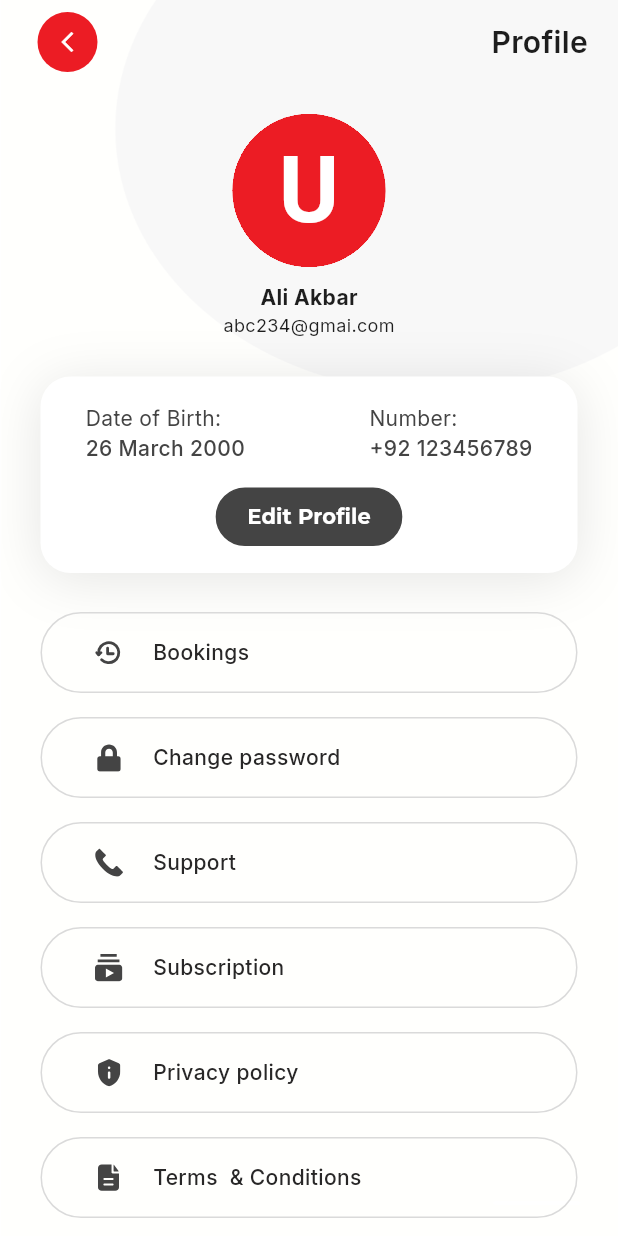
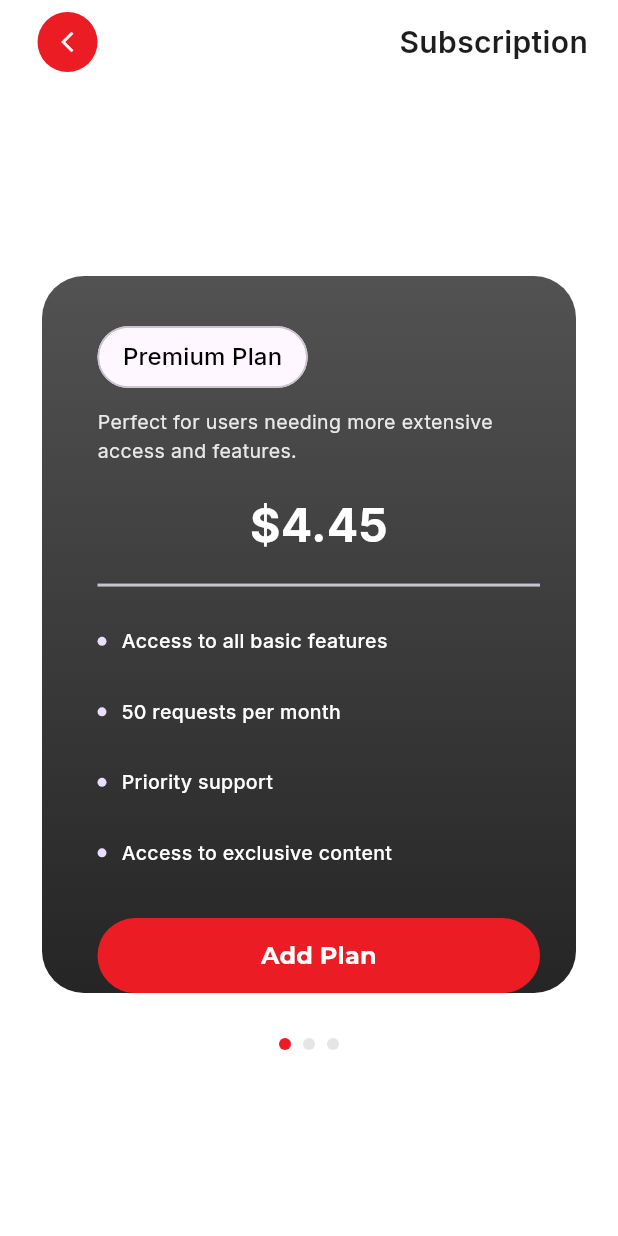
Before and after one commit to Techdotpvtltd/network-app, a Flutter app: the ProfileScreen screen opened directly, after a tap on "Subscription", on a phone screen of 412 x 824 dp. Run offline on Flutter 3.47's test engine with Material 3 defaults, Android fonts, the phone set to English and light mode, and no system bars; drawn by our look-alikes of cached_network_image, smooth_page_indicator; our stand-ins replace dropdown_button2, firebase_auth, flutter_bloc, flutter_svg, flutter_zoom_drawer, google_fonts and 1 more; missing offline and left inert: flutter_floating_bottom_bar; accounts and stored records are empty; network calls fail.

Commit message:
Subscription completed

```diff
--- a/lib/screens/main/home/drawer_screen.dart
+++ b/lib/screens/main/home/drawer_screen.dart
@@ -11,6 +11,7 @@ import 'package:concierge_networking/components/custom_container.dart';
 import 'package:concierge_networking/screens/main/booking/booking_screen.dart';
 import 'package:concierge_networking/screens/main/chat/chat_screen.dart';
 import 'package:concierge_networking/screens/main/home/bottom_bar_screen.dart';
+import 'package:concierge_networking/screens/main/other/subscription_screen.dart';
 import 'package:concierge_networking/screens/main/other/support_screen.dart';
 import 'package:concierge_networking/screens/main/profile/profile_screen.dart';
 import 'package:flutter/material.dart';
@@ -46,7 +47,7 @@ final List<NaviItemModel> items = [
   NaviItemModel(
     title: "Subscription",
     icon: AppAssets.subscriptionIcon,
-    child: const SizedBox(),
+    child: const SubscriptionScreen(),
   ),
   NaviItemModel(
     title: "Bookings",
--- /dev/null
+++ b/lib/screens/main/other/subscription_screen.dart
@@ -0,0 +1,316 @@
+// Project: 	   concierge_networking
+// File:    	   subscription_screen
+// Path:    	   lib/screens/main/other/subscription_screen.dart
+// Author:       Ali Akbar
+// Date:        20-08-24 23:18:03 -- Tuesday
+// Description:
+
+import 'package:concierge_networking/components/custom_app_bar.dart';
+import 'package:concierge_networking/components/custom_button.dart';
+import 'package:concierge_networking/components/text_widget.dart';
+import 'package:concierge_networking/utils/constants/app_theme.dart';
+import 'package:concierge_networking/utils/constants/constants.dart';
+import 'package:flutter/material.dart';
+import 'package:smooth_page_indicator/smooth_page_indicator.dart';
+
+class SubscriptionScreen extends StatefulWidget {
+  const SubscriptionScreen({super.key});
+
+  @override
+  State<SubscriptionScreen> createState() => _SubscriptionScreenState();
+}
+
+class _SubscriptionScreenState extends State<SubscriptionScreen> {
+  final PageController pageController = PageController();
+
+  @override
+  Widget build(BuildContext context) {
+    return Scaffold(
+      appBar: customAppBar(title: "Subscription"),
+      body: Column(
+        mainAxisAlignment: MainAxisAlignment.center,
+        children: [
+          SizedBox(
+            height: SCREEN_HEIGHT * 0.58,
+            child: PageView(
+              controller: pageController,
+              padEnds: false,
+              children: const [
+                _SubscriptionCell1(),
+                _SubscriptionCell2(),
+                _SubscriptionCell3(),
+              ],
+            ),
+          ),
+          gapH30,
+          SmoothPageIndicator(
+            controller: pageController,
+            count: 3,
+            effect: WormEffect(
+              dotColor: Colors.black.withOpacity(0.10),
+              activeDotColor: AppTheme.primaryColor1,
+              dotWidth: 8,
+              dotHeight: 8,
+            ),
+          )
+        ],
+      ),
+    );
+  }
+}
+
+class _SubscriptionCell1 extends StatelessWidget {
+  const _SubscriptionCell1();
+
+  @override
+  Widget build(BuildContext context) {
+    return Container(
+      margin: const EdgeInsets.only(left: 28, right: 28),
+      padding: const EdgeInsets.only(top: 30, left: 37, right: 24),
+      decoration: BoxDecoration(
+        borderRadius: BorderRadius.circular(28),
+        gradient: LinearGradient(
+          stops: const [0, 100],
+          begin: Alignment.topCenter,
+          end: Alignment.bottomCenter,
+          colors: [
+            const Color(0xFF535252).withOpacity(1),
+            const Color(0xFF252525).withOpacity(1),
+          ],
+        ),
+      ),
+      child: Column(
+        crossAxisAlignment: CrossAxisAlignment.start,
+        children: [
+          const Chip(
+            label: PrimaryText(
+              "Premium Plan",
+              size: 16,
+              weight: FontWeight.w500,
+              color: Colors.black,
+            ),
+            shape: RoundedRectangleBorder(
+              borderRadius: BorderRadius.all(Radius.circular(100)),
+            ),
+          ),
+          gapH10,
+          const PrimaryText(
+            "Perfect for users needing more extensive access and features.",
+            color: Color(0xFFE9E9E9),
+            size: 13,
+          ),
+          gapH18,
+          const Align(
+            child: PrimaryTitleText(
+              "\$4.45",
+              color: Colors.white,
+              size: 31,
+            ),
+          ),
+          gapH10,
+          const Divider(thickness: 2),
+          gapH6,
+          for (final String item in [
+            "Access to all basic features",
+            "50 requests per month",
+            "Priority support",
+            "Access to exclusive content"
+          ])
+            Padding(
+              padding: const EdgeInsets.symmetric(vertical: 14),
+              child: Row(
+                children: [
+                  const CircleAvatar(
+                    radius: 3,
+                    foregroundColor: Colors.white,
+                  ),
+                  gapW10,
+                  PrimaryText(
+                    item,
+                    color: Colors.white,
+                    size: 13,
+                    weight: FontWeight.w500,
+                  )
+                ],
+              ),
+            ),
+          gapH20,
+          CustomButton(
+            title: "Add Plan",
+            onPressed: () {},
+            width: SCREEN_WIDTH,
+          ),
+        ],
+      ),
+    );
+  }
+}
+
+class _SubscriptionCell2 extends StatelessWidget {
+  const _SubscriptionCell2();
+
+  @override
+  Widget build(BuildContext context) {
+    return Container(
+      margin: const EdgeInsets.only(left: 28, right: 28),
+      padding: const EdgeInsets.only(top: 30, left: 37, right: 24),
+      decoration: BoxDecoration(
+        borderRadius: BorderRadius.circular(28),
+        gradient: LinearGradient(
+          stops: const [0, 100],
+          begin: Alignment.topCenter,
+          end: Alignment.bottomCenter,
+          colors: [
+            const Color(0xFFF44A51).withOpacity(1),
+            const Color(0xFFBB0209).withOpacity(1),
+          ],
+        ),
+      ),
+      child: Column(
+        crossAxisAlignment: CrossAxisAlignment.start,
+        children: [
+          const Chip(
+            label: PrimaryText(
+              "Premium Plan",
+              size: 16,
+              weight: FontWeight.w500,
+              color: Colors.black,
+            ),
+            shape: RoundedRectangleBorder(
+              borderRadius: BorderRadius.all(Radius.circular(100)),
+            ),
+          ),
+          gapH10,
+          const PrimaryText(
+            "Perfect for users needing more extensive access and features.",
+            color: Color(0xFFE9E9E9),
+            size: 13,
+          ),
+          gapH18,
+          const Align(
+            child: PrimaryTitleText(
+              "\$4.45",
+              color: Colors.white,
+              size: 31,
+            ),
+          ),
+          gapH10,
+          const Divider(thickness: 2),
+          gapH6,
+          for (final String item in [
+            "Access to all basic features",
+            "50 requests per month",
+            "Priority support",
+            "Access to exclusive content"
+          ])
+            Padding(
+              padding: const EdgeInsets.symmetric(vertical: 14),
+              child: Row(
+                children: [
+                  const CircleAvatar(
+                    radius: 3,
+                    foregroundColor: Colors.white,
+                  ),
+                  gapW10,
+                  PrimaryText(
+                    item,
+                    color: Colors.white,
+                    size: 13,
+                    weight: FontWeight.w500,
+                  )
+                ],
+              ),
+            ),
+          gapH20,
+          CustomButton(
+            title: "Add Plan",
+            onPressed: () {},
+            width: SCREEN_WIDTH,
+            backgroundColor: Colors.white,
+            textColor: AppTheme.primaryColor1,
+          ),
+        ],
+      ),
+    );
+  }
+}
+
+class _SubscriptionCell3 extends StatelessWidget {
+  const _SubscriptionCell3();
+
+  @override
+  Widget build(BuildContext context) {
+    return Container(
+      margin: const EdgeInsets.only(left: 28, right: 28),
+      padding: const EdgeInsets.only(top: 30, left: 37, right: 24),
+      decoration: BoxDecoration(
+        borderRadius: BorderRadius.circular(28),
+        color: const Color(0xFFEFEFEF),
+      ),
+      child: Column(
+        crossAxisAlignment: CrossAxisAlignment.start,
+        children: [
+          const Chip(
+            color: WidgetStatePropertyAll(Color(0xFF414141)),
+            label: PrimaryText(
+              "Premium Plan",
+              size: 16,
+              weight: FontWeight.w500,
+              color: Colors.white,
+            ),
+            shape: RoundedRectangleBorder(
+              borderRadius: BorderRadius.all(Radius.circular(100)),
+            ),
+          ),
+          gapH10,
+          const PrimaryText(
+            "Perfect for users needing more extensive access and features.",
+            color: Color(0xFF444444),
+            size: 13,
+          ),
+          gapH18,
+          const Align(
+            child: PrimaryTitleText(
+              "\$4.45",
+              color: Color(0xFF444444),
+              size: 31,
+            ),
+          ),
+          gapH10,
+          const Divider(thickness: 2),
+          gapH6,
+          for (final String item in [
+            "Access to all basic features",
+            "50 requests per month",
+            "Priority support",
+            "Access to exclusive content"
+          ])
+            Padding(
+              padding: const EdgeInsets.symmetric(vertical: 14),
+              child: Row(
+                children: [
+                  const CircleAvatar(
+                    radius: 3,
+                    foregroundColor: Color(0xFF444444),
+                  ),
+                  gapW10,
+                  PrimaryText(
+                    item,
+                    color: const Color(0xFF444444),
+                    size: 13,
+                    weight: FontWeight.w500,
+                  )
+                ],
+              ),
+            ),
+          gapH20,
+          CustomButton(
+            title: "Add Plan",
+            onPressed: () {},
+            width: SCREEN_WIDTH,
+          ),
+        ],
+      ),
+    );
+  }
+}
--- a/lib/screens/main/profile/profile_screen.dart
+++ b/lib/screens/main/profile/profile_screen.dart
@@ -12,6 +12,7 @@ import 'package:concierge_networking/components/custom_ink_well.dart';
 import 'package:concierge_networking/components/custom_scaffold.dart';
 import 'package:concierge_networking/components/text_widget.dart';
 import 'package:concierge_networking/screens/main/booking/booking_screen.dart';
+import 'package:concierge_networking/screens/main/other/subscription_screen.dart';
 import 'package:concierge_networking/screens/main/other/support_screen.dart';
 import 'package:concierge_networking/screens/main/profile/edit_profile.dart';
 import 'package:concierge_networking/screens/onboarding/forgot_screen.dart';
@@ -154,7 +155,9 @@ class _ProfileScreenState extends State<ProfileScreen> {
               _ButtonWidget(
                 "Subscription",
                 iconPath: AppAssets.subscriptionIcon,
-                onPressed: () {},
+                onPressed: () {
+                  NavigationService.go(const SubscriptionScreen());
+                },
               ),
               gapH16,
               _ButtonWidget(
```
